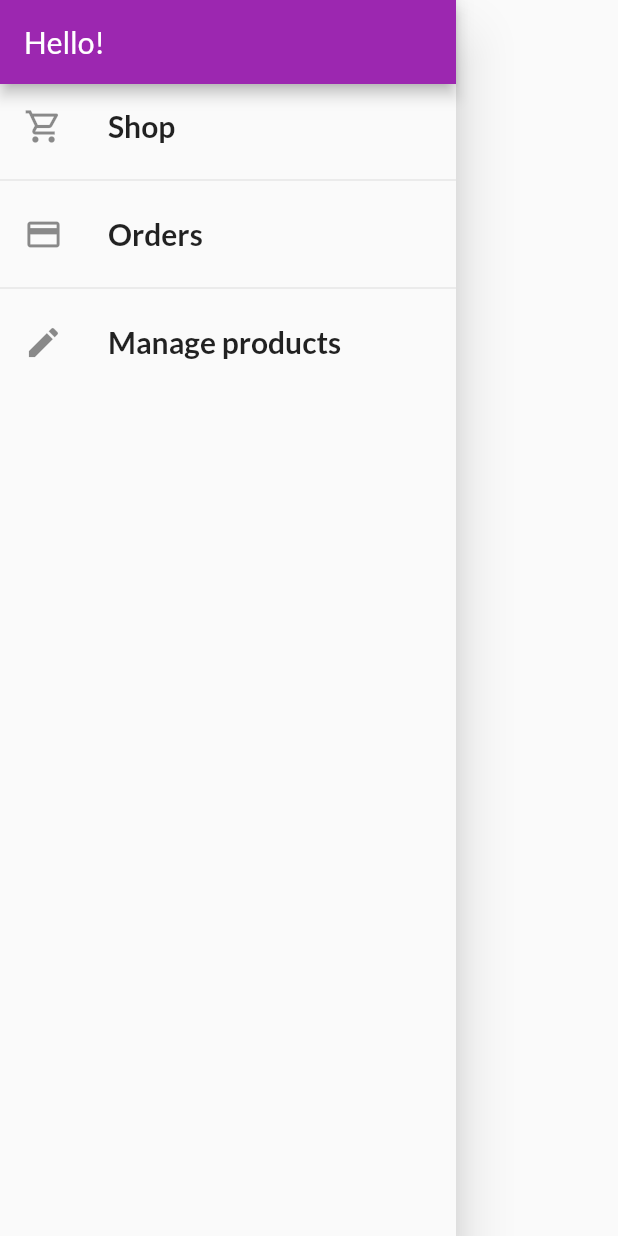
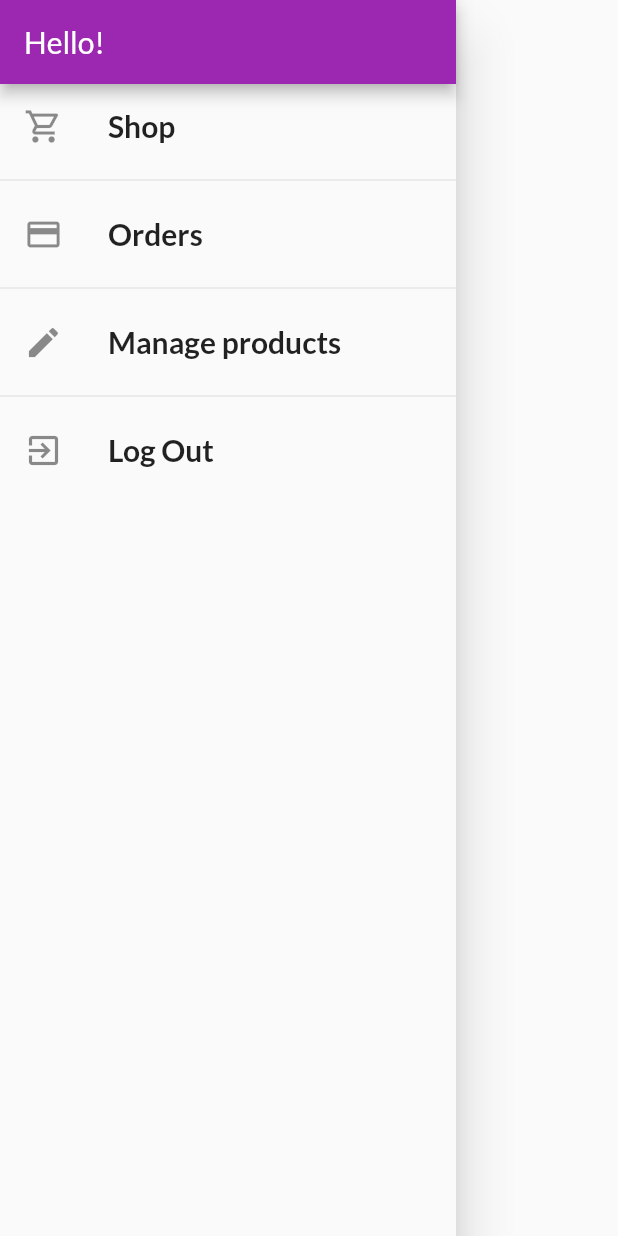
Before and after one commit to msarifin29/belanja_app, a Flutter app: the AppDrawer widget shown alone on an empty page, opened directly, on a phone screen of 412 x 824 dp. Run offline on Flutter 3.47's test engine with Material 2 defaults, Android fonts, the phone set to English and light mode, and no system bars; network calls fail.

Commit message:
Adding a Logout Functionality

```diff
--- a/lib/provider/order.dart
+++ b/lib/provider/order.dart
@@ -40,7 +40,7 @@ class Orders with ChangeNotifier {
   Future<void> addOrder(List<CartItem> cartProduct, double total) async {
     // input url here
     final url = Uri.parse(
-      'https://belanja-bb72d-default-rtdb.asia-southeast1.firebasedatabase.app/orders.json?=$authToken',
+      'https://belanja-bb72d-default-rtdb.asia-southeast1.firebasedatabase.app/orders/$userId.json?=$authToken',
     );
     final timeStep = DateTime.now();
 
--- a/lib/screen/product_overview_screen.dart
+++ b/lib/screen/product_overview_screen.dart
@@ -45,11 +45,6 @@ class _ProductsOverviewScreenState extends State<ProductsOverviewScreen> {
             'Belanja',
           ),
           actions: [
-            IconButton(
-                onPressed: () {
-                  Navigator.pushReplacementNamed(context, '/auth');
-                },
-                icon: Icon(Icons.exit_to_app)),
             Consumer<Cart>(
                 builder: (_, cart, ch) => Badge(
                       child: IconButton(
--- a/lib/widgets/app_drawer.dart
+++ b/lib/widgets/app_drawer.dart
@@ -1,4 +1,7 @@
 import 'package:flutter/material.dart';
+import 'package:provider/provider.dart';
+
+import '../provider/auth.dart';
 
 class AppDrawer extends StatelessWidget {
   const AppDrawer({Key? key}) : super(key: key);
@@ -56,6 +59,21 @@ class AppDrawer extends StatelessWidget {
             onTap: () {
               Navigator.pushReplacementNamed(context, '/user-product');
             },
+          ),
+          const Divider(),
+          ListTile(
+            leading: const Icon(
+              Icons.exit_to_app_outlined,
+              size: 26,
+            ),
+            title: Text(
+              'Log Out',
+              style: styleText(),
+            ),
+            onTap: () {
+              Navigator.pop(context);
+              Provider.of<Auth>(context, listen: false).logOut();
+            },
           )
         ],
       ),
```
Also changed, not shown: lib/provider/auth.dart (+7 -2 lines).
